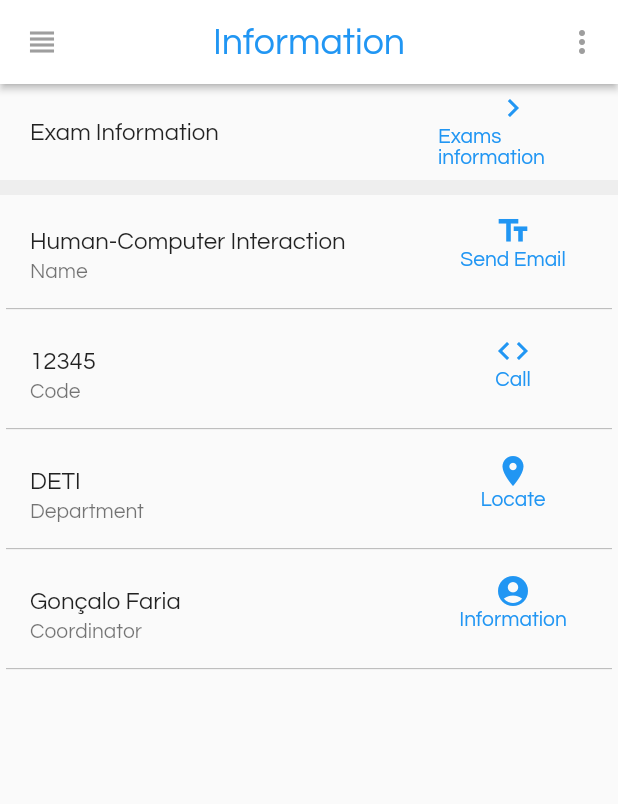
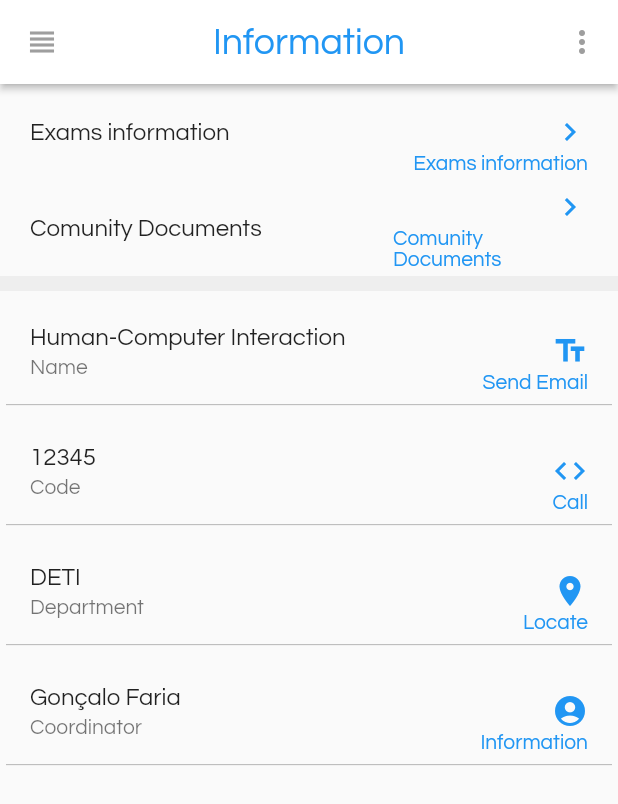
Before and after one commit to rodrigo-rocha/schoolmanager, a Flutter app: the CoursesTabController screen opened by its route, after a tap on "Human-Computer Interaction", on a phone screen of 412 x 824 dp. Shown: the top 804 px of the screen. Run offline on Flutter 3.47's test engine with Material 2 defaults, Android fonts, the phone set to English and light mode, and no system bars; our stand-ins replace auto_size_text, image_picker, pie_chart, rflutter_alert, table_calendar; missing offline and left inert: date_utils, flutter_sparkline; network calls fail.

Commit message:
Bug fixes in Courses tab

```diff
--- a/lib/classes/Notes.dart
+++ b/lib/classes/Notes.dart
@@ -1,9 +1,11 @@
 class Note {
   final title;
   final body;
+  final alarm;
 
   Note(
     this.title,
     this.body,
+    this.alarm,
   );
 }
--- a/lib/courses/courses_tab_controller.dart
+++ b/lib/courses/courses_tab_controller.dart
@@ -2,6 +2,7 @@ import 'package:flutter/material.dart';
 import 'package:flutter_app_ihc/courses/current/current_courses.dart';
 import 'package:flutter_app_ihc/courses/finished/finished_courses.dart';
 import 'package:flutter_app_ihc/main.dart';
+import 'package:flutter_app_ihc/courses/course_details.dart';
 
 class CoursesTabController extends StatefulWidget {
   @override
@@ -35,7 +36,7 @@ class CoursesTabControllerState extends State<CoursesTabController> {
   @override
   Widget build(BuildContext context) {
     return new DefaultTabController(
-      length: 2,
+      length: 3,
       child: Scaffold(
         appBar: AppBar(
           actions: <Widget>[
@@ -48,7 +49,7 @@ class CoursesTabControllerState extends State<CoursesTabController> {
               color: Colors.blue,
             ),
           ),
-          elevation: 0.5, // 2
+          elevation: 0.5,
           leading: IconButton(icon:Icon(Icons.arrow_back),
             onPressed:() => Navigator.pop(context, false),
           ),
@@ -60,8 +61,9 @@ class CoursesTabControllerState extends State<CoursesTabController> {
             indicatorColor: Colors.blue,
             labelColor: Colors.blue,
             tabs: [
-              Tab(child: Text("Current Courses", style: TextStyle(fontSize: 22.0, color: Colors.blue))),
-              Tab(child: Text("Finished Courses", style: TextStyle(fontSize: 22.0, color: Colors.blue))),
+              Tab(child: Text("Current", style: TextStyle(fontSize: 21.0, color: Colors.blue))),
+              Tab(child: Text("Finished", style: TextStyle(fontSize: 21.0, color: Colors.blue))),
+              Tab(child: Text("Info", style: TextStyle(fontSize: 21.0, color: Colors.blue))),
             ],
           ),
           //title: Text('Notes'),
@@ -70,6 +72,7 @@ class CoursesTabControllerState extends State<CoursesTabController> {
           children: [
             new CoursesList(),
             new FinishedCoursesList(),
+            new CourseDetails(),
           ],
         ),
       ),
--- a/lib/courses/current/course_info.dart
+++ b/lib/courses/current/course_info.dart
@@ -19,7 +19,7 @@ class CourseInfoState extends State<CourseInfo> {
       Navigator.of(context).pushNamed('/course_edit');
     } else if(choice == 'Delete') {
       courseList.removeAt(t_idx);
-      Navigator.of(context).pushNamed('/courses_tab_controller');
+      Navigator.of(context).pushReplacementNamed('/courses_tab_controller');
     } else {
       _showDialog();
     }
@@ -41,13 +41,13 @@ class CourseInfoState extends State<CourseInfo> {
 
   @override
   Widget build(BuildContext context) {
-    print(t_idx);
     return Scaffold(
       appBar: Functions.appBar("Information", Icons.add, popUpButton()),
 
       body: ListView(
         children: <Widget>[
-          _infoExams(traillingAction(Icons.keyboard_arrow_right, "Exams information", () { Navigator.of(context).pushNamed('/course_exams'); } )),
+          _infoExams('Exams information', traillingAction(Icons.keyboard_arrow_right, "Exams information", () { Navigator.of(context).pushNamed('/course_exams'); } )),
+          _infoExams('Comunity Documents', traillingAction(Icons.keyboard_arrow_right, "Comunity Documents", () { Navigator.of(context).pushNamed('/comunity_docs'); } )),
           Container(height: 10, color: Colors.grey[200]),
           _infoT(courseList[t_idx].name, 'Name', traillingAction(Icons.text_fields, "Send Email", () {print("this");} )),
           _infoT(courseList[t_idx].code, 'Code', traillingAction(Icons.code, "Call", () {print("this");})),
@@ -59,11 +59,11 @@ class CourseInfoState extends State<CourseInfo> {
     );
   }
 
-  Widget _infoExams(Widget traillingAction) {
+  Widget _infoExams(String name, Widget traillingAction) {
     return Card(
       color: Colors.transparent,
       child: ListTile(
-        title: Text('Exam Information'),
+        title: Text(name),
         trailing: traillingAction,
       ),
       elevation: 0.0,
@@ -90,10 +90,13 @@ class CourseInfoState extends State<CourseInfo> {
   Widget traillingAction(IconData icon, String text, actions()) {
     return GestureDetector(
       child: Container(
-        width: 100,
+        width: 130,
         child: Column(
+          mainAxisAlignment: MainAxisAlignment.end,
+            crossAxisAlignment: CrossAxisAlignment.end,
             children: <Widget>[
               Icon(icon, color: Colors.blue,),
+              SizedBox(height: 2,),
               Text(text, style: TextStyle(color: Colors.blue),),
             ]
         ),
@@ -125,7 +128,8 @@ class CourseInfoState extends State<CourseInfo> {
               onPressed: () {
                 finishedCoursesList.add(new Course(courseList[t_idx].name, courseList[t_idx].code, courseList[t_idx].department, courseList[t_idx].coordinator,  gradeController.text, []));
                 courseList.removeAt(t_idx);
-                Navigator.of(context).pushNamed('/courses_tab_controller');
+                Navigator.of(context).pop();
+                Navigator.of(context).pushReplacementNamed('/courses_tab_controller');
               },
             ),
           ],
--- a/lib/courses/current/current_courses.dart
+++ b/lib/courses/current/current_courses.dart
@@ -30,7 +30,6 @@ class CoursesListState extends State<CoursesList> {
             physics: ScrollPhysics(parent: BouncingScrollPhysics()),
             itemCount: courseList.length,
             itemBuilder: (context, index) {
-              //return _teacher(teachersList[index].name, teachersList[index].email, teachersList[index].photo);
               return Card(
                 color: Colors.transparent,
                 shape: UnderlineInputBorder(
@@ -46,7 +45,8 @@ class CoursesListState extends State<CoursesList> {
                   onTap: () {
                     t_idx = index;
                     Navigator.push(context, new MaterialPageRoute(
-                        builder: (context) => new CourseInfo())
+                        builder: (context) => new CourseInfo()
+                      )
                     );
                   }
                 ),
--- a/lib/main.dart
+++ b/lib/main.dart
@@ -31,6 +31,7 @@ import 'package:flutter_app_ihc/share/shared_docs.dart';
 import 'package:flutter_app_ihc/calendar/week_schedule.dart';
 import 'package:flutter_app_ihc/chat/chat_list.dart';
 import 'package:flutter_app_ihc/reports/reports.dart';
+import 'package:flutter_app_ihc/courses/comunity_documents.dart';
 
 void main() {
   runApp(SchoolManager());
@@ -72,6 +73,8 @@ class SchoolManager extends StatelessWidget {
         '/finished_course_list': (BuildContext context) => new FinishedCoursesList(),
         '/finished_course_add': (BuildContext context) => new FinishedCourseAdd(),
 
+        '/course_details': (BuildContext context) => new CourseExams(),
+
         '/notes_tab_controller': (BuildContext context) => new NotesTabController(),
 
         '/user_tab_controller': (BuildContext context) => new UserTabController(),
@@ -85,6 +88,7 @@ class SchoolManager extends StatelessWidget {
         '/share': (BuildContext context) => new Share(),
         '/week_schedule': (BuildContext context) => new WeekSchedule(),
         '/shared_docs': (BuildContext context) => new SharedDocs(),
+        '/comunity_docs': (BuildContext context) => new ComunityDocs(),
         '/chat_list': (BuildContext context) => new ChatList(),
         '/reports': (BuildContext context) => new Reports(),
 
```
Also changed, not shown: lib/courses/comunity_documents.dart (added, +81 -0 lines), lib/courses/course_add.dart (+2 -6 lines), lib/courses/course_details.dart (added, +56 -0 lines), lib/notes/important_notes/important_notes_list.dart (+13 -6 lines), lib/notes/notes/note_list.dart (+5 -5 lines).
